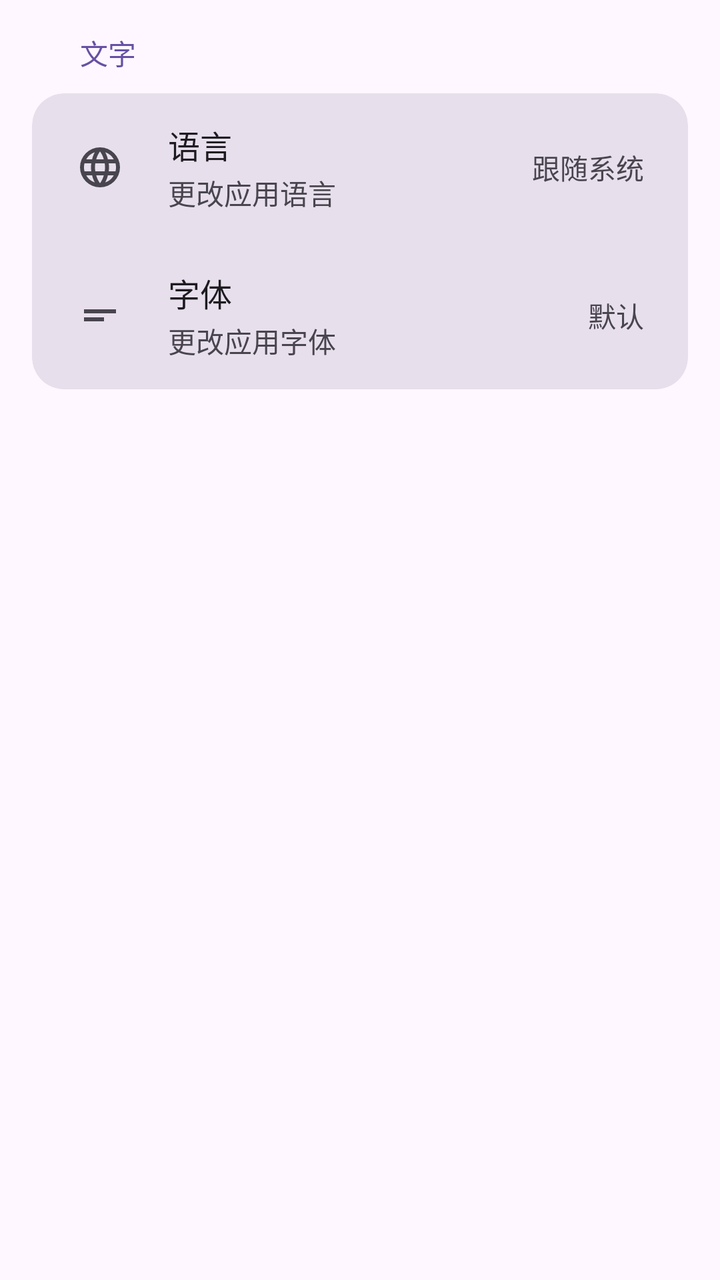
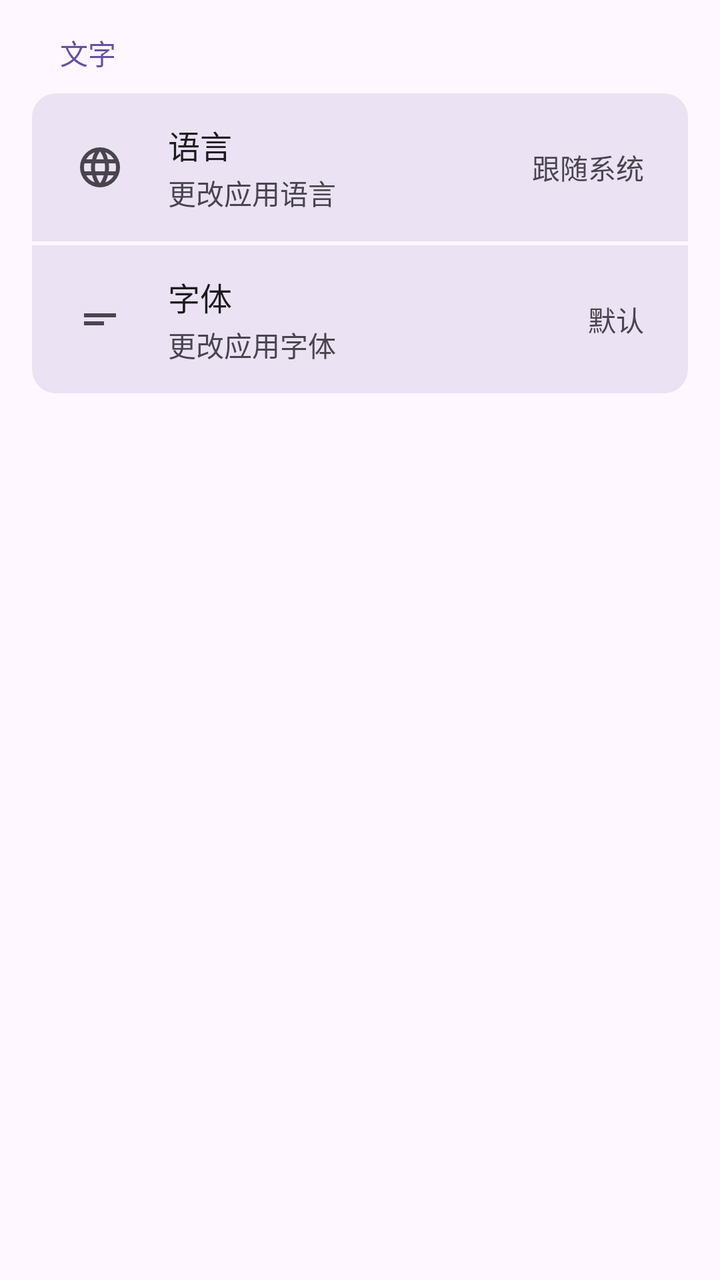

The first picture is an Android layout as it rendered before a commit; the second is the same layout after the commit. The layout source and the unified diff follow.
<!-- AndroidManifest.xml: application theme Theme.Click -->
<!-- res/layout/fragment_settings.xml -->
<?xml version="1.0" encoding="utf-8"?>
<ScrollView xmlns:android="http://schemas.android.com/apk/res/android"
    android:layout_width="match_parent"
    android:layout_height="match_parent"
    android:background="?android:attr/colorBackground">

    <LinearLayout
        android:layout_width="match_parent"
        android:layout_height="wrap_content"
        android:orientation="vertical"
        android:paddingHorizontal="16dp">

        
        <TextView
            android:layout_width="wrap_content"
            android:layout_height="wrap_content"
            android:text="文字"
            android:textSize="14sp"
            android:textColor="?attr/colorPrimary"
            android:paddingHorizontal="24dp"
            android:paddingTop="16dp"
            android:paddingBottom="10dp" />

        
        <com.google.android.material.card.MaterialCardView
            android:layout_width="match_parent"
            android:layout_height="wrap_content"
            android:layout_marginBottom="16dp"
            app:cardCornerRadius="16dp"
            app:cardElevation="0dp"
            app:strokeWidth="0dp"
            app:cardBackgroundColor="?attr/colorSurfaceVariant"
            xmlns:app="http://schemas.android.com/apk/res-auto">

            <LinearLayout
                android:layout_width="match_parent"
                android:layout_height="wrap_content"
                android:orientation="vertical">

                
                <LinearLayout
                    android:id="@+id/settings_language"
                    android:layout_width="match_parent"
                    android:layout_height="wrap_content"
                    android:orientation="horizontal"
                    android:gravity="center_vertical"
                    android:paddingHorizontal="22dp"
                    android:paddingVertical="14dp"
                    android:background="?attr/selectableItemBackground"
                    android:clickable="true"
                    android:focusable="true">

                    <ImageView
                        android:layout_width="24dp"
                        android:layout_height="24dp"
                        android:src="@drawable/ic_language"
                        android:tint="?attr/colorOnSurfaceVariant"
                        android:layout_marginEnd="22dp" />

                    <LinearLayout
                        android:layout_width="0dp"
                        android:layout_height="wrap_content"
                        android:layout_weight="1"
                        android:orientation="vertical">

                        <TextView
                            android:layout_width="wrap_content"
                            android:layout_height="wrap_content"
                            android:text="语言"
                            android:textSize="16sp"
                            android:textColor="?attr/colorOnSurface" />

                        <TextView
                            android:layout_width="wrap_content"
                            android:layout_height="wrap_content"
                            android:text="更改应用语言"
                            android:textSize="14sp"
                            android:textColor="?attr/colorOnSurfaceVariant"
                            android:layout_marginTop="2dp" />
                    </LinearLayout>

                    <TextView
                        android:id="@+id/settings_language_value"
                        android:layout_width="wrap_content"
                        android:layout_height="wrap_content"
                        android:text="跟随系统"
                        android:textSize="14sp"
                        android:textColor="?attr/colorOnSurfaceVariant" />
                </LinearLayout>

                
                <LinearLayout
                    android:id="@+id/settings_font"
                    android:layout_width="match_parent"
                    android:layout_height="wrap_content"
                    android:orientation="horizontal"
                    android:gravity="center_vertical"
                    android:paddingHorizontal="22dp"
                    android:paddingVertical="14dp"
                    android:background="?attr/selectableItemBackground"
                    android:clickable="true"
                    android:focusable="true">

                    <ImageView
                        android:layout_width="24dp"
                        android:layout_height="24dp"
                        android:src="@drawable/ic_font"
                        android:tint="?attr/colorOnSurfaceVariant"
                        android:layout_marginEnd="22dp" />

                    <LinearLayout
                        android:layout_width="0dp"
                        android:layout_height="wrap_content"
                        android:layout_weight="1"
                        android:orientation="vertical">

                        <TextView
                            android:layout_width="wrap_content"
                            android:layout_height="wrap_content"
                            android:text="字体"
                            android:textSize="16sp"
                            android:textColor="?attr/colorOnSurface" />

                        <TextView
                            android:layout_width="wrap_content"
                            android:layout_height="wrap_content"
                            android:text="更改应用字体"
                            android:textSize="14sp"
                            android:textColor="?attr/colorOnSurfaceVariant"
                            android:layout_marginTop="2dp" />
                    </LinearLayout>

                    <TextView
                        android:layout_width="wrap_content"
                        android:layout_height="wrap_content"
                        android:text="默认"
                        android:textSize="14sp"
                        android:textColor="?attr/colorOnSurfaceVariant" />
                </LinearLayout>

            </LinearLayout>
        </com.google.android.material.card.MaterialCardView>

    </LinearLayout>
</ScrollView>
<!-- resources referenced by this layout -->
<resources>
  <!-- drawable ic_font (drawable) -->
  <vector xmlns:android="http://schemas.android.com/apk/res/android"
      android:width="24dp"
      android:height="24dp"
      android:viewportWidth="960"
      android:viewportHeight="960"
      android:tint="?attr/colorControlNormal"
      android:autoMirrored="true">
    <path
        android:fillColor="@android:color/white"
        android:pathData="M160,600L160,520L560,520L560,600L160,600ZM160,440L160,360L800,360L800,440L160,440Z"/>
  </vector>
  <color name="md_theme_primary">#6750A4</color>
  <color name="md_theme_onPrimary">#FFFFFF</color>
  <color name="md_theme_primaryContainer">#EADDFF</color>
  <color name="md_theme_onPrimaryContainer">#21005D</color>
  <color name="md_theme_secondary">#625B71</color>
  <color name="md_theme_onSecondary">#FFFFFF</color>
  <color name="md_theme_secondaryContainer">#E8DEF8</color>
  <color name="md_theme_onSecondaryContainer">#1D192B</color>
  <color name="md_theme_background">#FEF7FF</color>
  <color name="md_theme_onBackground">#1D1B20</color>
  <color name="md_theme_surface">#FEF7FF</color>
  <color name="md_theme_onSurface">#1D1B20</color>
  <color name="md_theme_surfaceVariant">#E7E0EC</color>
  <color name="md_theme_onSurfaceVariant">#49454F</color>
  <color name="md_theme_outline">#79747E</color>
  <color name="md_theme_outlineVariant">#CAC4D0</color>
  <!-- unchanged entries left out for length: 3 -->
</resources>

<!-- the commit's change to res/layout/fragment_settings.xml (unified diff, before → after) -->
@@ -17,129 +17,128 @@
             android:text="文字"
             android:textSize="14sp"
             android:textColor="?attr/colorPrimary"
-            android:paddingHorizontal="24dp"
+            android:paddingHorizontal="14dp"
             android:paddingTop="16dp"
             android:paddingBottom="10dp" />
 
         
-        <com.google.android.material.card.MaterialCardView
+        <LinearLayout
             android:layout_width="match_parent"
             android:layout_height="wrap_content"
-            android:layout_marginBottom="16dp"
-            app:cardCornerRadius="16dp"
-            app:cardElevation="0dp"
-            app:strokeWidth="0dp"
-            app:cardBackgroundColor="?attr/colorSurfaceVariant"
-            xmlns:app="http://schemas.android.com/apk/res-auto">
+            android:orientation="vertical"
+            android:clipChildren="true"
+            android:clipToPadding="true"
+            android:background="@drawable/settings_container_bg"
+            android:layout_marginBottom="16dp">
 
+            
             <LinearLayout
+                android:id="@+id/settings_language"
                 android:layout_width="match_parent"
                 android:layout_height="wrap_content"
-                android:orientation="vertical">
+                android:orientation="horizontal"
+                android:gravity="center_vertical"
+                android:paddingHorizontal="22dp"
+                android:paddingVertical="14dp"
+                android:background="@drawable/settings_item_top"
+                android:clickable="true"
+                android:focusable="true">
 
-                
+                <ImageView
+                    android:layout_width="24dp"
+                    android:layout_height="24dp"
+                    android:src="@drawable/ic_language"
+                    android:tint="?attr/colorOnSurfaceVariant"
+                    android:layout_marginEnd="22dp" />
+
                 <LinearLayout
-                    android:id="@+id/settings_language"
-                    android:layout_width="match_parent"
+                    android:layout_width="0dp"
                     android:layout_height="wrap_content"
-                    android:orientation="horizontal"
-                    android:gravity="center_vertical"
-                    android:paddingHorizontal="22dp"
-                    android:paddingVertical="14dp"
-                    android:background="?attr/selectableItemBackground"
-                    android:clickable="true"
-                    android:focusable="true">
-
-                    <ImageView
-                        android:layout_width="24dp"
-                        android:layout_height="24dp"
-                        android:src="@drawable/ic_language"
-                        android:tint="?attr/colorOnSurfaceVariant"
-                        android:layout_marginEnd="22dp" />
-
-                    <LinearLayout
-                        android:layout_width="0dp"
-                        android:layout_height="wrap_content"
-                        android:layout_weight="1"
-                        android:orientation="vertical">
-
-                        <TextView
-                            android:layout_width="wrap_content"
-                            android:layout_height="wrap_content"
-                            android:text="语言"
-                            android:textSize="16sp"
-                            android:textColor="?attr/colorOnSurface" />
-
-                        <TextView
-                            android:layout_width="wrap_content"
-                            android:layout_height="wrap_content"
-                            android:text="更改应用语言"
-                            android:textSize="14sp"
-                            android:textColor="?attr/colorOnSurfaceVariant"
-                            android:layout_marginTop="2dp" />
-                    </LinearLayout>
-
-                    <TextView
-                        android:id="@+id/settings_language_value"
-                        android:layout_width="wrap_content"
-                        android:layout_height="wrap_content"
-                        android:text="跟随系统"
-                        android:textSize="14sp"
-                        android:textColor="?attr/colorOnSurfaceVariant" />
-                </LinearLayout>
-
-                
-                <LinearLayout
-                    android:id="@+id/settings_font"
-                    android:layout_width="match_parent"
-                    android:layout_height="wrap_content"
-                    android:orientation="horizontal"
-                    android:gravity="center_vertical"
-                    android:paddingHorizontal="22dp"
-                    android:paddingVertical="14dp"
-                    android:background="?attr/selectableItemBackground"
-                    android:clickable="true"
-                    android:focusable="true">
-
-                    <ImageView
-                        android:layout_width="24dp"
-                        android:layout_height="24dp"
-                        android:src="@drawable/ic_font"
-                        android:tint="?attr/colorOnSurfaceVariant"
-                        android:layout_marginEnd="22dp" />
-
-                    <LinearLayout
-                        android:layout_width="0dp"
-                        android:layout_height="wrap_content"
-                        android:layout_weight="1"
-                        android:orientation="vertical">
-
-                        <TextView
-                            android:layout_width="wrap_content"
-                            android:layout_height="wrap_content"
-                            android:text="字体"
-                            android:textSize="16sp"
-                            android:textColor="?attr/colorOnSurface" />
-
-                        <TextView
-                            android:layout_width="wrap_content"
-                            android:layout_height="wrap_content"
-                            android:text="更改应用字体"
-                            android:textSize="14sp"
-                            android:textColor="?attr/colorOnSurfaceVariant"
-                            android:layout_marginTop="2dp" />
-                    </LinearLayout>
+                    android:layout_weight="1"
+                    android:orientation="vertical">
 
                     <TextView
                         android:layout_width="wrap_content"
                         android:layout_height="wrap_content"
-                        android:text="默认"
+                        android:text="语言"
+                        android:textSize="16sp"
+                        android:textColor="?attr/colorOnSurface" />
+
+                    <TextView
+                        android:layout_width="wrap_content"
+                        android:layout_height="wrap_content"
+                        android:text="更改应用语言"
                         android:textSize="14sp"
-                        android:textColor="?attr/colorOnSurfaceVariant" />
+                        android:textColor="?attr/colorOnSurfaceVariant"
+                        android:layout_marginTop="2dp" />
                 </LinearLayout>
 
+                <TextView
+                    android:id="@+id/settings_language_value"
+                    android:layout_width="wrap_content"
+                    android:layout_height="wrap_content"
+                    android:text="跟随系统"
+                    android:textSize="14sp"
+                    android:textColor="?attr/colorOnSurfaceVariant" />
             </LinearLayout>
-        </com.google.android.material.card.MaterialCardView>
+
+            
+            <View
+                android:layout_width="match_parent"
+                android:layout_height="2dp"
+                android:background="?android:attr/colorBackground" />
+
+            
+            <LinearLayout
+                android:id="@+id/settings_font"
+                android:layout_width="match_parent"
+                android:layout_height="wrap_content"
+                android:orientation="horizontal"
+                android:gravity="center_vertical"
+                android:paddingHorizontal="22dp"
+                android:paddingVertical="14dp"
+                android:background="@drawable/settings_item_bottom"
+                android:clickable="true"
+                android:focusable="true">
+
+                <ImageView
+                    android:layout_width="24dp"
+                    android:layout_height="24dp"
+                    android:src="@drawable/ic_font"
+                    android:tint="?attr/colorOnSurfaceVariant"
+                    android:layout_marginEnd="22dp" />
+
+                <LinearLayout
+                    android:layout_width="0dp"
+                    android:layout_height="wrap_content"
+                    android:layout_weight="1"
+                    android:orientation="vertical">
+
+                    <TextView
+                        android:layout_width="wrap_content"
+                        android:layout_height="wrap_content"
+                        android:text="字体"
+                        android:textSize="16sp"
+                        android:textColor="?attr/colorOnSurface" />
+
+                    <TextView
+                        android:layout_width="wrap_content"
+                        android:layout_height="wrap_content"
+                        android:text="更改应用字体"
+                        android:textSize="14sp"
+                        android:textColor="?attr/colorOnSurfaceVariant"
+                        android:layout_marginTop="2dp" />
+                </LinearLayout>
+
+                <TextView
+                    android:layout_width="wrap_content"
+                    android:layout_height="wrap_content"
+                    android:text="默认"
+                    android:textSize="14sp"
+                    android:textColor="?attr/colorOnSurfaceVariant" />
+            </LinearLayout>
+
+        </LinearLayout>
 
     </LinearLayout>
 </ScrollView>
<!-- resource entries referenced after the edit -->
@@ -12,6 +12,36 @@
         android:fillColor="@android:color/white"
         android:pathData="M160,600L160,520L560,520L560,600L160,600ZM160,440L160,360L800,360L800,440L160,440Z"/>
   </vector>
+  <!-- drawable settings_container_bg (drawable) -->
+  <?xml version="1.0" encoding="utf-8"?>
+  <shape xmlns:android="http://schemas.android.com/apk/res/android"
+      android:shape="rectangle">
+      <solid android:color="@android:color/transparent" />
+      <corners android:radius="14dp" />
+  </shape>
+  <!-- drawable settings_item_bottom (drawable) -->
+  <?xml version="1.0" encoding="utf-8"?>
+  <shape xmlns:android="http://schemas.android.com/apk/res/android"
+      android:shape="rectangle">
+      <solid android:color="@color/section_background" />
+      <corners
+          android:topLeftRadius="0dp"
+          android:topRightRadius="0dp"
+          android:bottomLeftRadius="12dp"
+          android:bottomRightRadius="12dp" />
+  </shape>
+  <!-- drawable settings_item_top (drawable) -->
+  <?xml version="1.0" encoding="utf-8"?>
+  <shape xmlns:android="http://schemas.android.com/apk/res/android"
+      android:shape="rectangle">
+      <solid android:color="@color/section_background" />
+      <corners
+          android:topLeftRadius="12dp"
+          android:topRightRadius="12dp"
+          android:bottomLeftRadius="0dp"
+          android:bottomRightRadius="0dp" />
+  </shape>
+  <color name="section_background">#206750A4</color>
   <color name="md_theme_primary">#6750A4</color>
   <color name="md_theme_onPrimary">#FFFFFF</color>
   <color name="md_theme_primaryContainer">#EADDFF</color>
